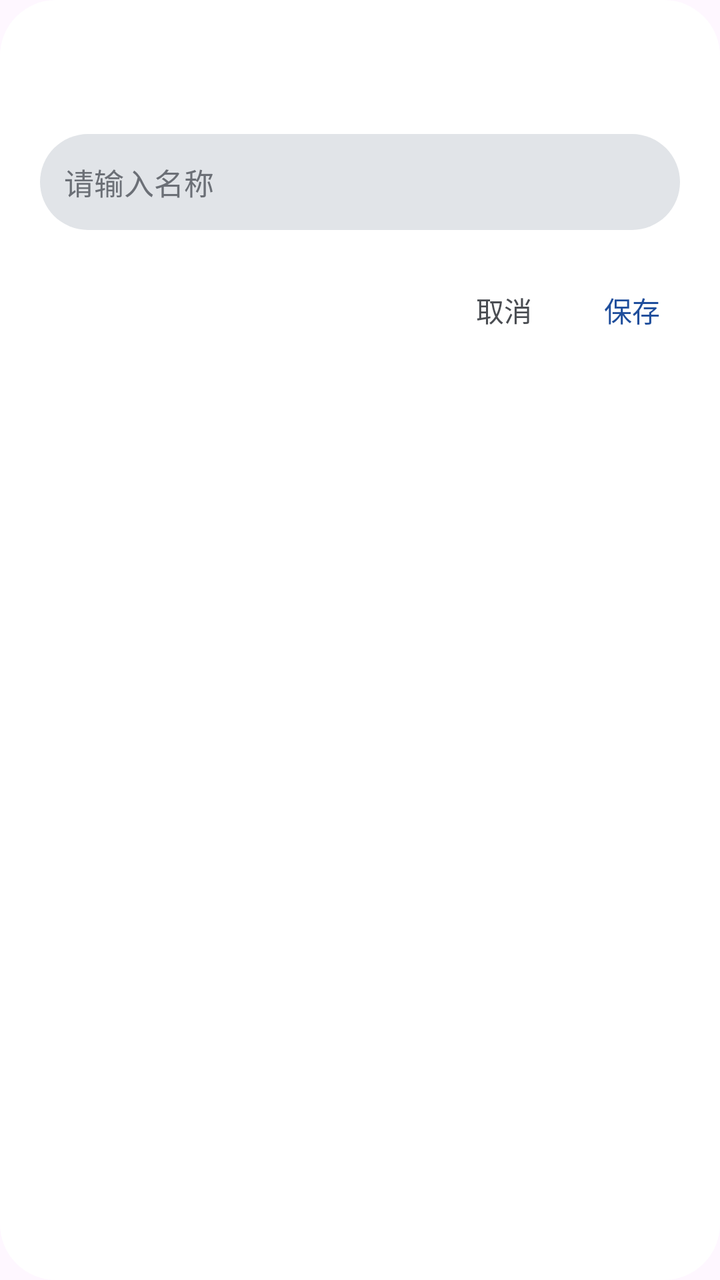
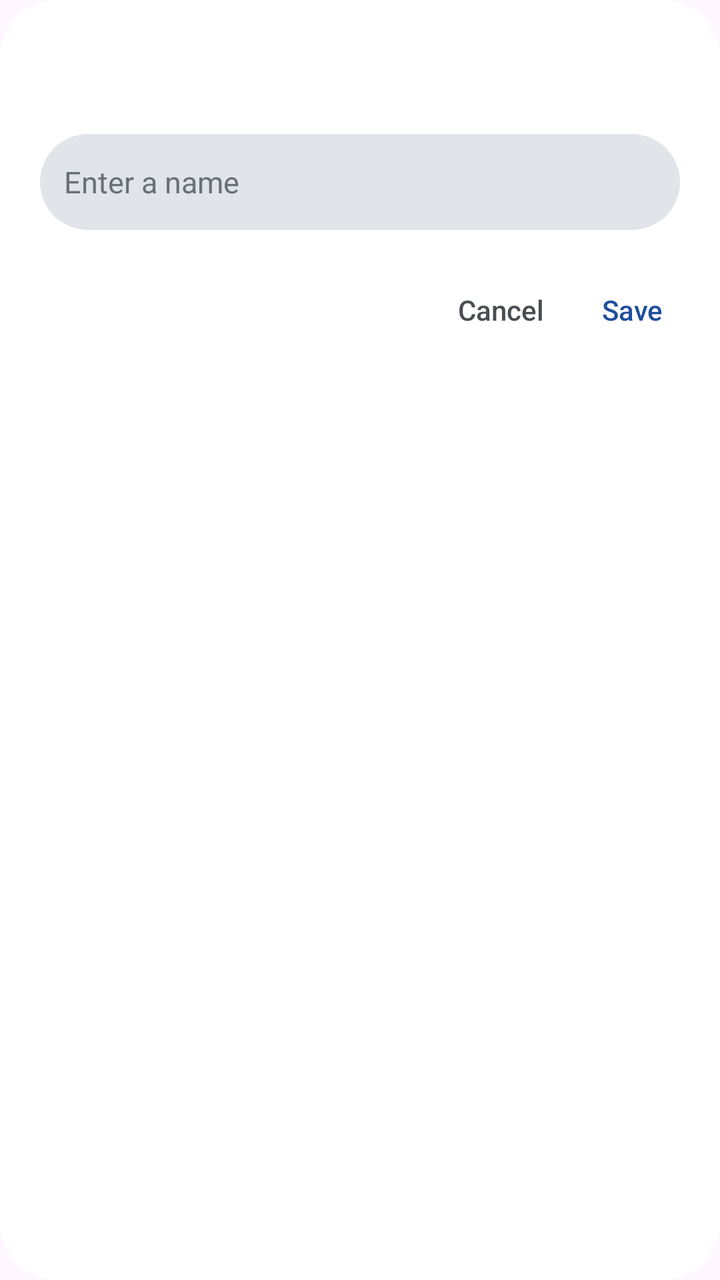

Before-and-after screenshots of an Android layout around one commit, followed by the original layout XML and the change that was made.
<!-- AndroidManifest.xml: application theme Theme.TransitU -->
<!-- res/layout/dialog_text_input.xml -->
<?xml version="1.0" encoding="utf-8"?>
<LinearLayout xmlns:android="http://schemas.android.com/apk/res/android"
    android:layout_width="312dp"
    android:layout_height="wrap_content"
    android:orientation="vertical"
    android:background="@drawable/bg_dialog">

    <TextView
        android:id="@+id/dialogInputTitle"
        android:layout_width="match_parent"
        android:layout_height="wrap_content"
        android:textColor="@color/ink"
        android:textSize="20sp"
        android:paddingStart="24dp"
        android:paddingEnd="24dp"
        android:paddingTop="24dp"
        android:paddingBottom="16dp"
        android:fontFamily="sans-serif-medium" />

    <EditText
        android:id="@+id/dialogInput"
        android:layout_width="match_parent"
        android:layout_height="48dp"
        android:hint="请输入名称"
        android:textColor="@color/ink"
        android:textColorHint="@color/ink_3"
        android:textSize="15sp"
        android:singleLine="true"
        android:inputType="text"
        android:background="@drawable/bg_chip_default"
        android:paddingStart="12dp"
        android:paddingEnd="12dp"
        android:layout_marginStart="20dp"
        android:layout_marginEnd="20dp"
        android:layout_marginBottom="20dp" />

    <LinearLayout
        android:layout_width="match_parent"
        android:layout_height="wrap_content"
        android:orientation="horizontal"
        android:gravity="end|center_vertical"
        android:paddingStart="12dp"
        android:paddingEnd="12dp"
        android:paddingBottom="12dp">

        <TextView
            android:id="@+id/dialogInputCancel"
            android:layout_width="wrap_content"
            android:layout_height="40dp"
            android:text="取消"
            android:textColor="@color/ink_2"
            android:textSize="14sp"
            android:gravity="center"
            android:clickable="true"
            android:focusable="true"
            android:minWidth="64dp"
            android:paddingStart="12dp"
            android:paddingEnd="12dp"
            android:fontFamily="sans-serif-medium"
            android:background="@drawable/bg_text_button" />

        <TextView
            android:id="@+id/dialogInputConfirm"
            android:layout_width="wrap_content"
            android:layout_height="40dp"
            android:text="保存"
            android:textColor="@color/accent"
            android:textSize="14sp"
            android:gravity="center"
            android:clickable="true"
            android:focusable="true"
            android:minWidth="64dp"
            android:paddingStart="12dp"
            android:paddingEnd="12dp"
            android:fontFamily="sans-serif-medium"
            android:background="@drawable/bg_text_button" />
    </LinearLayout>
</LinearLayout>
<!-- resources referenced by this layout -->
<resources>
  <color name="accent">#1F4E9C</color>
  <color name="ink">#1B1C1E</color>
  <color name="ink_2">#4A4D52</color>
  <color name="ink_3">#6B6F76</color>
  <!-- drawable bg_chip_default (drawable) -->
  <?xml version="1.0" encoding="utf-8"?>
  <shape xmlns:android="http://schemas.android.com/apk/res/android">
      <solid android:color="@color/line" />
      <corners android:radius="999dp" />
  </shape>
  <!-- drawable bg_dialog (drawable) -->
  <?xml version="1.0" encoding="utf-8"?>
  <shape xmlns:android="http://schemas.android.com/apk/res/android">
      <solid android:color="@color/surface" />
      <corners android:radius="28dp" />
  </shape>
  <!-- drawable bg_text_button (drawable) -->
  <?xml version="1.0" encoding="utf-8"?>
  <ripple xmlns:android="http://schemas.android.com/apk/res/android"
      android:color="#1F1B1C1E">
      <item android:id="@android:id/mask">
          <shape>
              <solid android:color="@android:color/white" />
              <corners android:radius="999dp" />
          </shape>
      </item>
  </ripple>
  <style name="Theme.TransitU" parent="Theme.Material3.DayNight.NoActionBar">
          
          <item name="android:textSelectHandle">@drawable/tu_text_select_handle_middle</item>
          <item name="android:textSelectHandleLeft">@drawable/tu_text_select_handle_left</item>
          <item name="android:textSelectHandleRight">@drawable/tu_text_select_handle_right</item>
  
          
          <item name="android:textColorHighlight">@color/m3_highlighted_text</item>
      </style>
  <color name="line">#E1E4E8</color>
  <color name="surface">#FFFFFF</color>
  <!-- drawable tu_text_select_handle_middle (drawable) -->
  <?xml version="1.0" encoding="utf-8"?>
  <bitmap xmlns:android="http://schemas.android.com/apk/res/android"
      android:src="@drawable/abc_text_select_handle_middle_mtrl"
      android:tint="?attr/colorPrimary"
      android:tintMode="src_in" />
  <!-- drawable tu_text_select_handle_left (drawable) -->
  <?xml version="1.0" encoding="utf-8"?>
  <bitmap xmlns:android="http://schemas.android.com/apk/res/android"
      android:src="@drawable/abc_text_select_handle_left_mtrl"
      android:tint="?attr/colorPrimary"
      android:tintMode="src_in" />
  <!-- drawable tu_text_select_handle_right (drawable) -->
  <?xml version="1.0" encoding="utf-8"?>
  <bitmap xmlns:android="http://schemas.android.com/apk/res/android"
      android:src="@drawable/abc_text_select_handle_right_mtrl"
      android:tint="?attr/colorPrimary"
      android:tintMode="src_in" />
</resources>

<!-- the commit's change to res/layout/dialog_text_input.xml (unified diff, before → after) -->
@@ -21,7 +21,7 @@
         android:id="@+id/dialogInput"
         android:layout_width="match_parent"
         android:layout_height="48dp"
-        android:hint="请输入名称"
+        android:hint="@string/hint_enter_name"
         android:textColor="@color/ink"
         android:textColorHint="@color/ink_3"
         android:textSize="15sp"
@@ -47,7 +47,7 @@
             android:id="@+id/dialogInputCancel"
             android:layout_width="wrap_content"
             android:layout_height="40dp"
-            android:text="取消"
+            android:text="@string/action_cancel"
             android:textColor="@color/ink_2"
             android:textSize="14sp"
             android:gravity="center"
@@ -63,7 +63,7 @@
             android:id="@+id/dialogInputConfirm"
             android:layout_width="wrap_content"
             android:layout_height="40dp"
-            android:text="保存"
+            android:text="@string/action_save"
             android:textColor="@color/accent"
             android:textSize="14sp"
             android:gravity="center"
<!-- resource entries referenced after the edit -->
@@ -27,6 +27,9 @@
           </shape>
       </item>
   </ripple>
+  <string name="action_cancel">Cancel</string>
+  <string name="action_save">Save</string>
+  <string name="hint_enter_name">Enter a name</string>
   <style name="Theme.TransitU" parent="Theme.Material3.DayNight.NoActionBar">
           
           <item name="android:textSelectHandle">@drawable/tu_text_select_handle_middle</item>
